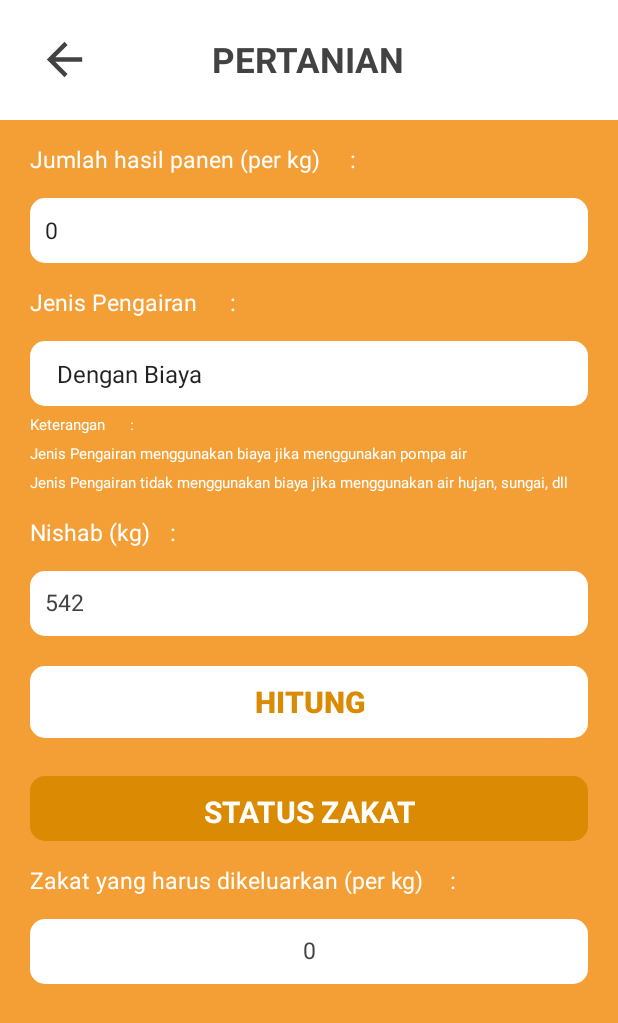
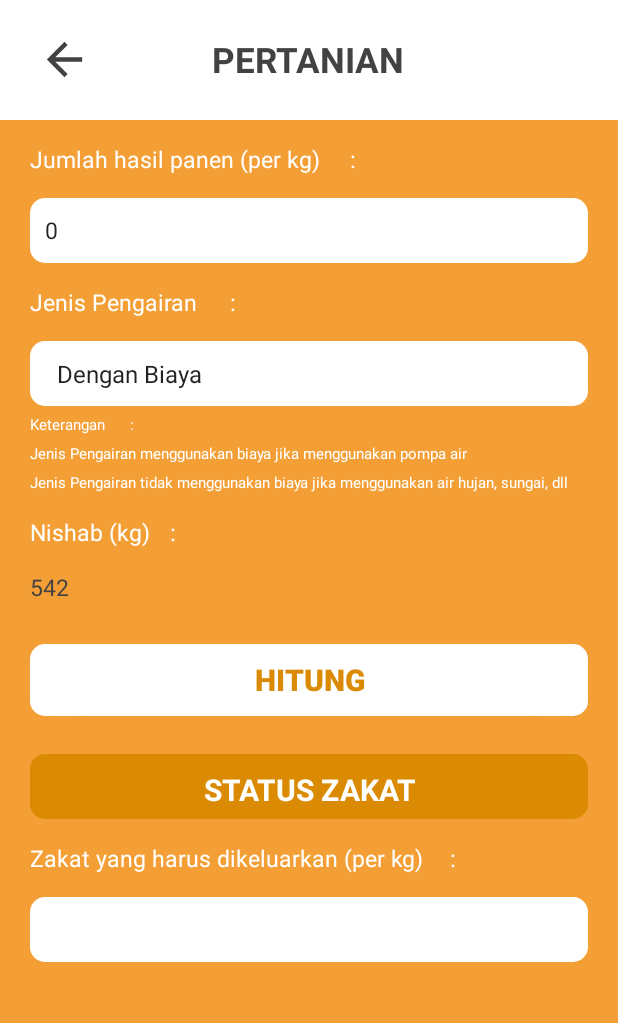
Before and after one commit to Bermantio/taandroid2022, an Android app: the KalkulatorZakatPertanian screen opened directly, with no data from a screen before it, on a phone screen of 412 x 824 dp. Shown: the top 1023 px of the screen. Run offline under Robolectric (Android 15) with nearby library versions, the phone set to English and light mode, and no system bars.

```diff
--- a/app/src/main/res/layout/activity_kalkulator_zakat_emas_perak.xml
+++ b/app/src/main/res/layout/activity_kalkulator_zakat_emas_perak.xml
@@ -113,7 +113,6 @@
                 android:background="@drawable/backgroundwhitenormal"
                 android:paddingHorizontal="10dp"
                 android:paddingVertical="10dp"
-                android:text="0"
                 android:textColor="@color/cardview_dark_background"
                 android:textSize="15dp" />
 
@@ -169,7 +168,6 @@
                 android:background="@drawable/backgroundwhitenormal"
                 android:paddingVertical="10dp"
                 android:textAlignment="center"
-                android:text="0"
                 android:textSize="15dp"
                 android:textColor="@color/cardview_dark_background"/>
 
--- a/app/src/main/res/layout/activity_kalkulator_zakat_penghasilan.xml
+++ b/app/src/main/res/layout/activity_kalkulator_zakat_penghasilan.xml
@@ -163,7 +163,6 @@
                 android:background="@drawable/backgroundwhitenormal"
                 android:paddingHorizontal="10dp"
                 android:paddingVertical="10dp"
-                android:text="0"
                 android:textColor="@color/cardview_dark_background"
                 android:textSize="15dp" />
 
@@ -218,7 +217,6 @@
                 android:layout_marginBottom="20dp"
                 android:background="@drawable/backgroundwhitenormal"
                 android:paddingVertical="10dp"
-                android:text="0"
                 android:textAlignment="center"
                 android:textColor="@color/cardview_dark_background"
                 android:textSize="15dp" />
--- a/app/src/main/res/layout/activity_kalkulator_zakat_perdagangan.xml
+++ b/app/src/main/res/layout/activity_kalkulator_zakat_perdagangan.xml
@@ -163,7 +163,6 @@
                 android:background="@drawable/backgroundwhitenormal"
                 android:paddingHorizontal="10dp"
                 android:paddingVertical="10dp"
-                android:text="0"
                 android:textColor="@color/cardview_dark_background"
                 android:textSize="15dp" />
 
@@ -218,7 +217,6 @@
                 android:layout_marginBottom="20dp"
                 android:background="@drawable/backgroundwhitenormal"
                 android:paddingVertical="10dp"
-                android:text="0"
                 android:textAlignment="center"
                 android:textColor="@color/cardview_dark_background"
                 android:textSize="15dp" />
--- a/app/src/main/res/layout/activity_kalkulator_zakat_pertanian.xml
+++ b/app/src/main/res/layout/activity_kalkulator_zakat_pertanian.xml
@@ -139,9 +139,6 @@
                 android:layout_below="@id/nishab"
                 android:layout_marginHorizontal="20dp"
                 android:layout_marginTop="15dp"
-                android:background="@drawable/backgroundwhitenormal"
-                android:paddingHorizontal="10dp"
-                android:paddingVertical="10dp"
                 android:text="542"
                 android:textColor="@color/cardview_dark_background"
                 android:textSize="15dp" />
@@ -152,7 +149,7 @@
                 android:layout_height="wrap_content"
                 android:layout_below="@id/txtnishab"
                 android:layout_marginHorizontal="20dp"
-                android:layout_marginTop="20dp"
+                android:layout_marginTop="5dp"
                 android:background="@drawable/backgroundwhite"
                 android:onClick="hitung"
                 android:text="HITUNG"
@@ -197,7 +194,6 @@
                 android:layout_marginBottom="20dp"
                 android:background="@drawable/backgroundwhitenormal"
                 android:paddingVertical="10dp"
-                android:text="0"
                 android:textAlignment="center"
                 android:textColor="@color/cardview_dark_background"
                 android:textSize="15dp" />
--- a/app/src/main/res/layout/activity_kalkulator_zakat_tabungan.xml
+++ b/app/src/main/res/layout/activity_kalkulator_zakat_tabungan.xml
@@ -138,7 +138,6 @@
                 android:background="@drawable/backgroundwhitenormal"
                 android:paddingHorizontal="10dp"
                 android:paddingVertical="10dp"
-                android:text="0"
                 android:textColor="@color/cardview_dark_background"
                 android:textSize="15dp" />
 
@@ -194,7 +193,6 @@
                 android:background="@drawable/backgroundwhitenormal"
                 android:paddingVertical="10dp"
                 android:textAlignment="center"
-                android:text="0"
                 android:textSize="15dp"
                 android:textColor="@color/cardview_dark_background"/>
 
```
Also changed, not shown: app/src/main/java/com/example/lazismu/KalkulatorZakatEmasPerak.java (+5 -2 lines).
